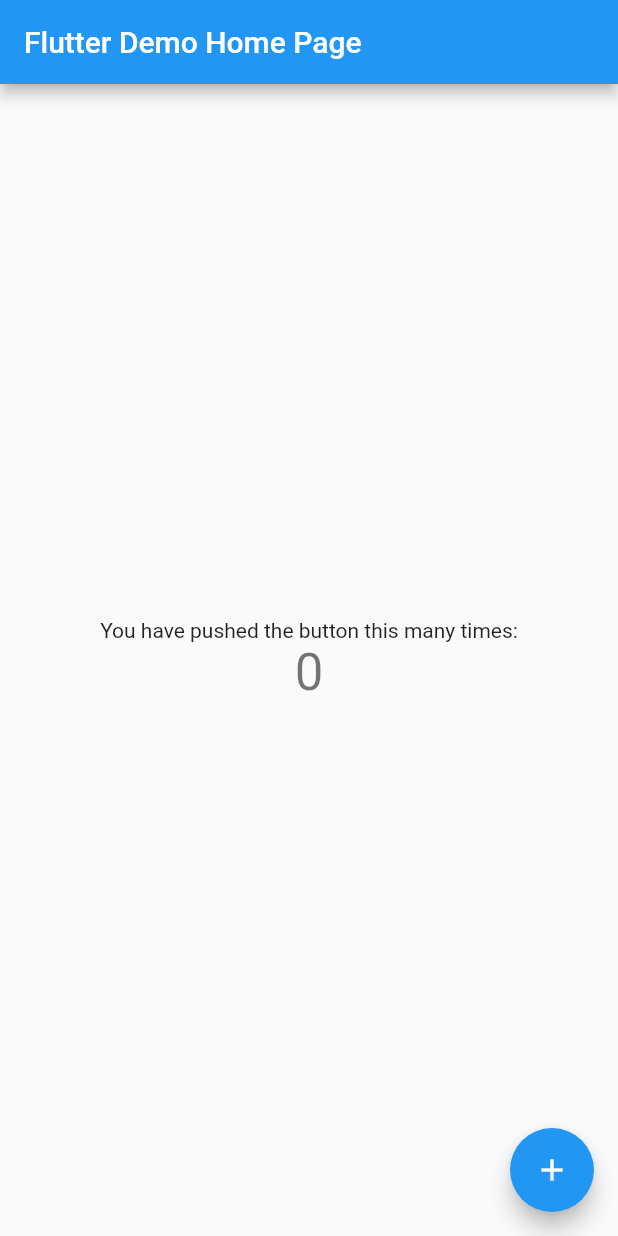
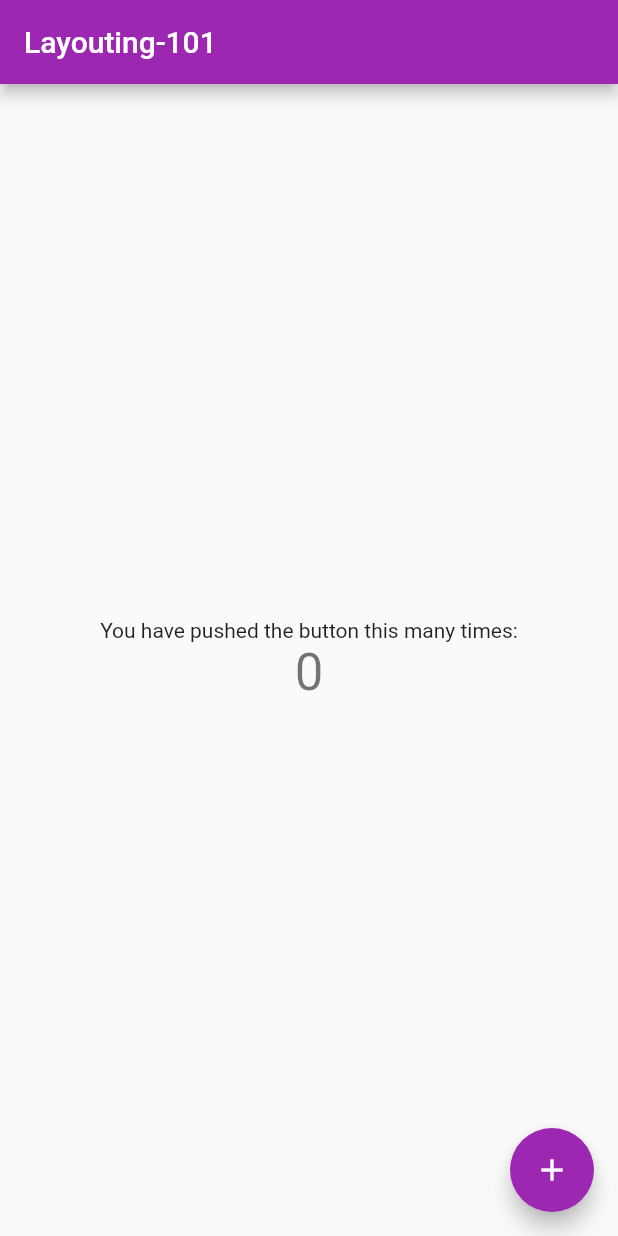
Before and after one commit to wri-9-mobile/layouting-101-assigment-syahla31, a Flutter app: the screen it shows after launch, on a phone screen of 412 x 824 dp. Run offline on Flutter 3.47's test engine with Material 2 defaults, Android fonts, the phone set to English and light mode, and no system bars.

Commit message:
initial local commit

```diff
--- a/lib/main.dart
+++ b/lib/main.dart
@@ -11,20 +11,11 @@ class MyApp extends StatelessWidget {
   @override
   Widget build(BuildContext context) {
     return MaterialApp(
-      title: 'Flutter Demo',
+      title: 'Layouting-101',
       theme: ThemeData(
-        // This is the theme of your application.
-        //
-        // Try running your application with "flutter run". You'll see the
-        // application has a blue toolbar. Then, without quitting the app, try
-        // changing the primarySwatch below to Colors.green and then invoke
-        // "hot reload" (press "r" in the console where you ran "flutter run",
-        // or simply save your changes to "hot reload" in a Flutter IDE).
-        // Notice that the counter didn't reset back to zero; the application
-        // is not restarted.
-        primarySwatch: Colors.blue,
+        primarySwatch: Colors.purple,
       ),
-      home: const MyHomePage(title: 'Flutter Demo Home Page'),
+      home: const MyHomePage(title: 'Layouting-101'),
     );
   }
 }
```
Also changed, not shown: pubspec.lock.
